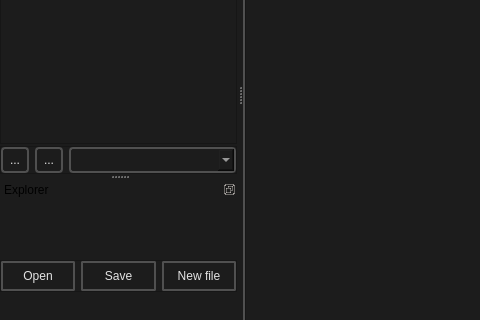
First picture: the form in src/smartprop_editor/main.ui, repository dertwist/Hammer5Tools, before the edit; both pictures show x 0 to 480 and y 266 to 586 of the 1280 by 720 pixel window.
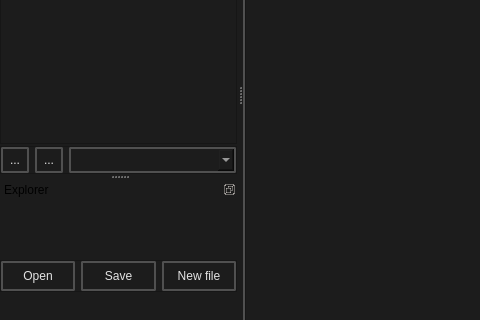
Second picture: the form after the edit. Icons and pictures are not drawn.

Commit message: Favorites and improving ui for recent files dialog.

Diff of the .ui file:
```diff
--- a/src/smartprop_editor/main.ui
+++ b/src/smartprop_editor/main.ui
@@ -508,30 +508,36 @@
            <string>&lt;html&gt;&lt;head/&gt;&lt;body&gt;&lt;p&gt;Paste variable&lt;/p&gt;&lt;/body&gt;&lt;/html&gt;</string>
           </property>
           <property name="styleSheet">
-           <string notr="true">QToolButton {
+           <string notr="true">
+    /* QPushButton default and hover styles */
+    QToolButton {
 
-    font: 700 10pt &quot;Segoe UI&quot;;
-    border: 2px solid black;
-    border-radius: 4px;
-    border-color: rgba(80, 80, 80, 255);
-    height:18px;
-    padding: 3px;
-    color: #E3E3E3;
-    background-color: #1C1C1C;
-}
-QToolButton:hover {
-    background-color: #414956;
-    color: white;
-}
-QToolButton:pressed {
-    background-color: red;
-    background-color: #1C1C1C;
-    margin: 1 px;
-    margin-left: 2px;
-    margin-right: 2px;
-    font: 580 9pt &quot;Segoe UI&quot;;
+        font: 580 9pt &quot;Segoe UI&quot;;
 
-}</string>
+
+        border: 2px solid black;
+        border-radius: 2px;
+        border-color: rgba(80, 80, 80, 255);
+        height:22px;
+        padding-top: 2px;
+        padding-bottom:2px;
+        padding-left: 4px;
+        padding-right: 4px;
+        color: #E3E3E3;
+        background-color: #1C1C1C;
+    }
+    QToolButton:hover {
+        background-color: #414956;
+        color: white;
+    }
+    QToolButton:pressed {
+        background-color: red;
+        background-color: #1C1C1C;
+        margin: 1 px;
+        margin-left: 2px;
+        margin-right: 2px;
+
+    }</string>
           </property>
           <property name="text">
            <string>...</string>
@@ -560,30 +566,36 @@
            <string>&lt;html&gt;&lt;head/&gt;&lt;body&gt;&lt;p&gt;Create variable&lt;/p&gt;&lt;/body&gt;&lt;/html&gt;</string>
           </property>
           <property name="styleSheet">
-           <string notr="true">QToolButton {
+           <string notr="true">
+    /* QPushButton default and hover styles */
+    QToolButton {
 
-    font: 700 10pt &quot;Segoe UI&quot;;
-    border: 2px solid black;
-    border-radius: 4px;
-    border-color: rgba(80, 80, 80, 255);
-    height:18px;
-    padding: 3px;
-    color: #E3E3E3;
-    background-color: #1C1C1C;
-}
-QToolButton:hover {
-    background-color: #414956;
-    color: white;
-}
-QToolButton:pressed {
-    background-color: red;
-    background-color: #1C1C1C;
-    margin: 1 px;
-    margin-left: 2px;
-    margin-right: 2px;
-    font: 580 9pt &quot;Segoe UI&quot;;
+        font: 580 9pt &quot;Segoe UI&quot;;
 
-}</string>
+
+        border: 2px solid black;
+        border-radius: 2px;
+        border-color: rgba(80, 80, 80, 255);
+        height:22px;
+        padding-top: 2px;
+        padding-bottom:2px;
+        padding-left: 4px;
+        padding-right: 4px;
+        color: #E3E3E3;
+        background-color: #1C1C1C;
+    }
+    QToolButton:hover {
+        background-color: #414956;
+        color: white;
+    }
+    QToolButton:pressed {
+        background-color: red;
+        background-color: #1C1C1C;
+        margin: 1 px;
+        margin-left: 2px;
+        margin-right: 2px;
+
+    }</string>
           </property>
           <property name="text">
            <string>...</string>
@@ -687,7 +699,7 @@
 QComboBox {
     font: 580 8pt &quot;Segoe UI&quot;;
     border: 2px solid black;
-    border-radius: 4px;
+    border-radius: 2px;
     border-color: rgba(80, 80, 80, 255);
     height: 12px;
     padding-top: 5px;
```
Left out of the diff: 4 changed lines with no effect on the pictures. The commit also changes 6 other files.
